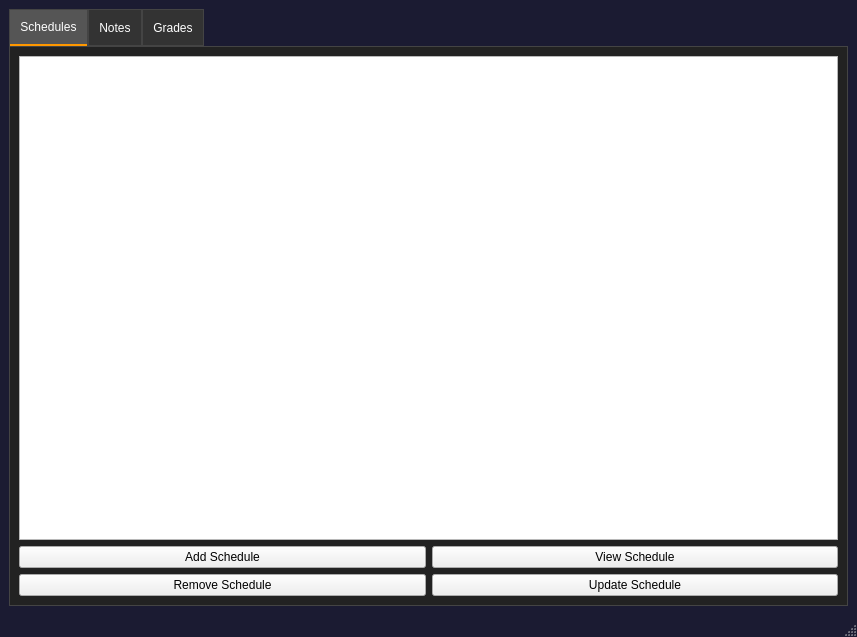
Old version of the form UI/window.ui in the repository Matchu02118/AcademicManagementApp.
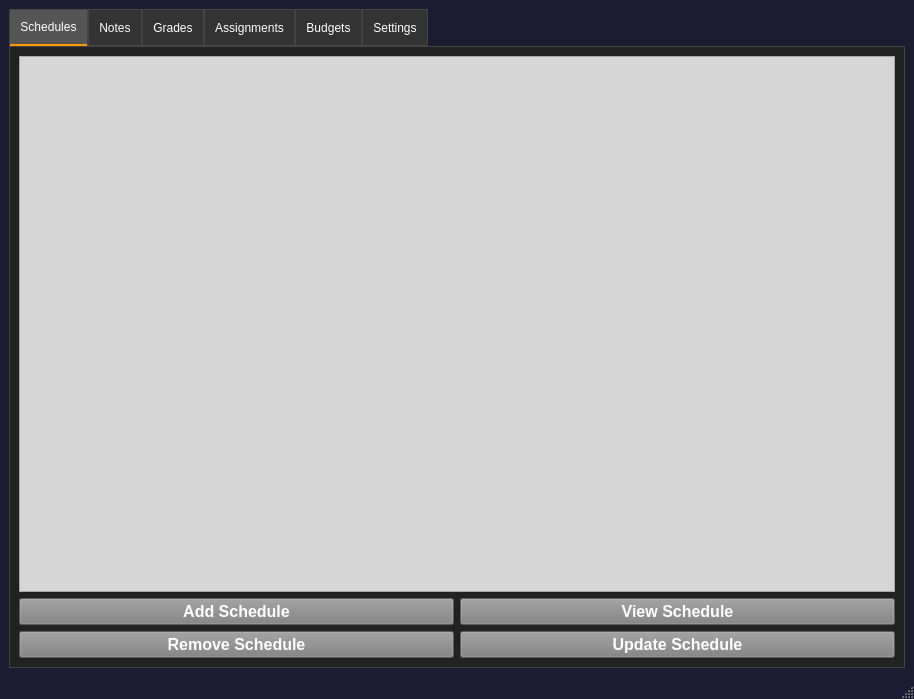
New version of the form. Icons and pictures are not drawn.

What changed in the file:
```diff
--- a/UI/window.ui
+++ b/UI/window.ui
@@ -6,8 +6,8 @@
    <rect>
     <x>0</x>
     <y>0</y>
-    <width>857</width>
-    <height>637</height>
+    <width>914</width>
+    <height>699</height>
    </rect>
   </property>
   <property name="font">
@@ -30,9 +30,9 @@
 }</string>
   </property>
   <widget class="QWidget" name="centralwidget">
-   <layout class="QGridLayout" name="gridLayout">
-    <item row="0" column="0">
-     <widget class="QTabWidget" name="tabWidget">
+   <layout class="QHBoxLayout" name="horizontalLayout_2">
+    <item>
+     <widget class="QTabWidget" name="tabs">
       <property name="styleSheet">
        <string notr="true">QTabWidget::pane {
     border: 1px solid #444;
@@ -64,44 +64,99 @@
         <string>Schedules</string>
        </attribute>
        <layout class="QGridLayout" name="gridLayout_2">
-        <item row="0" column="0" colspan="2">
-         <widget class="QTableWidget" name="scheduleTableWidget"/>
+        <item row="3" column="0">
+         <widget class="QPushButton" name="removeSchedButton">
+          <property name="font">
+           <font>
+            <pointsize>12</pointsize>
+            <bold>true</bold>
+           </font>
+          </property>
+          <property name="cursor">
+           <cursorShape>PointingHandCursor</cursorShape>
+          </property>
+          <property name="styleSheet">
+           <string notr="true">QPushButton{
+	background-color:gray;
+	color:white;
+}</string>
+          </property>
+          <property name="text">
+           <string>Remove Schedule</string>
+          </property>
+         </widget>
         </item>
-        <item row="1" column="0">
+        <item row="2" column="0">
          <widget class="QPushButton" name="addSchedButton">
+          <property name="font">
+           <font>
+            <pointsize>12</pointsize>
+            <bold>true</bold>
+           </font>
+          </property>
           <property name="cursor">
            <cursorShape>PointingHandCursor</cursorShape>
           </property>
+          <property name="styleSheet">
+           <string notr="true">QPushButton{
+	background-color:gray;
+	color:white;
+}</string>
+          </property>
           <property name="text">
            <string>Add Schedule</string>
           </property>
          </widget>
         </item>
-        <item row="1" column="1">
+        <item row="2" column="1">
          <widget class="QPushButton" name="viewSchedButton">
+          <property name="font">
+           <font>
+            <pointsize>12</pointsize>
+            <bold>true</bold>
+           </font>
+          </property>
           <property name="cursor">
            <cursorShape>PointingHandCursor</cursorShape>
           </property>
+          <property name="styleSheet">
+           <string notr="true">QPushButton{
+	background-color:gray;
+	color:white;
+}</string>
+          </property>
           <property name="text">
            <string>View Schedule</string>
           </property>
          </widget>
         </item>
-        <item row="2" column="0">
-         <widget class="QPushButton" name="removeSchedButton">
-          <property name="cursor">
-           <cursorShape>PointingHandCursor</cursorShape>
-          </property>
-          <property name="text">
-           <string>Remove Schedule</string>
+        <item row="1" column="0" colspan="2">
+         <widget class="QTableWidget" name="scheduleTableWidget">
+          <property name="styleSheet">
+           <string notr="true">QTableWidget{
+	background-color:rgb(214, 214, 214);
+
+}</string>
           </property>
          </widget>
         </item>
-        <item row="2" column="1">
+        <item row="3" column="1">
          <widget class="QPushButton" name="updateSchedButton">
+          <property name="font">
+           <font>
+            <pointsize>12</pointsize>
+            <bold>true</bold>
+           </font>
+          </property>
           <property name="cursor">
            <cursorShape>PointingHandCursor</cursorShape>
           </property>
+          <property name="styleSheet">
+           <string notr="true">QPushButton{
+	background-color:gray;
+	color:white;
+}</string>
+          </property>
           <property name="text">
            <string>Update Schedule</string>
           </property>
@@ -187,6 +242,94 @@
         </item>
        </layout>
       </widget>
+      <widget class="QWidget" name="AssignmentsTab">
+       <attribute name="title">
+        <string>Assignments</string>
+       </attribute>
+       <layout class="QHBoxLayout" name="horizontalLayout_3">
+        <item alignment="Qt::AlignHCenter|Qt::AlignTop">
+         <widget class="QLabel" name="assignmentLabel">
+          <property name="font">
+           <font>
+            <pointsize>16</pointsize>
+            <bold>true</bold>
+           </font>
+          </property>
+          <property name="styleSheet">
+           <string notr="true">QLabel{
+	color:#fff;
+}</string>
+          </property>
+          <property name="text">
+           <string>My Assignments</string>
+          </property>
+          <property name="textFormat">
+           <enum>Qt::PlainText</enum>
+          </property>
+          <property name="alignment">
+           <set>Qt::AlignLeading|Qt::AlignLeft|Qt::AlignTop</set>
+          </property>
+          <property name="wordWrap">
+           <bool>false</bool>
+          </property>
+         </widget>
+        </item>
+       </layout>
+      </widget>
+      <widget class="QWidget" name="BudgetsTab">
+       <attribute name="title">
+        <string>Budgets</string>
+       </attribute>
+       <layout class="QHBoxLayout" name="horizontalLayout_4">
+        <item alignment="Qt::AlignHCenter|Qt::AlignTop">
+         <widget class="QLabel" name="budgetLabel">
+          <property name="font">
+           <font>
+            <pointsize>16</pointsize>
+            <bold>true</bold>
+           </font>
+          </property>
+          <property name="styleSheet">
+           <string notr="true">QLabel{
+	color:#fff;
+}
+</string>
+          </property>
+          <property name="text">
+           <string>Budgets</string>
+          </property>
+         </widget>
+        </item>
+       </layout>
+      </widget>
+      <widget class="QWidget" name="SettingsTab">
+       <attribute name="title">
+        <string>Settings</string>
+       </attribute>
+       <layout class="QVBoxLayout" name="verticalLayout_2">
+        <item>
+         <widget class="QLabel" name="settingsLabel">
+          <property name="font">
+           <font>
+            <pointsize>16</pointsize>
+            <bold>true</bold>
+           </font>
+          </property>
+          <property name="styleSheet">
+           <string notr="true">QLabel{
+	color:#fff;
+}</string>
+          </property>
+          <property name="text">
+           <string>Settings</string>
+          </property>
+          <property name="alignment">
+           <set>Qt::AlignHCenter|Qt::AlignTop</set>
+          </property>
+         </widget>
+        </item>
+       </layout>
+      </widget>
      </widget>
     </item>
    </layout>
```
Left out of the diff: 14 changed lines with no effect on the pictures.
